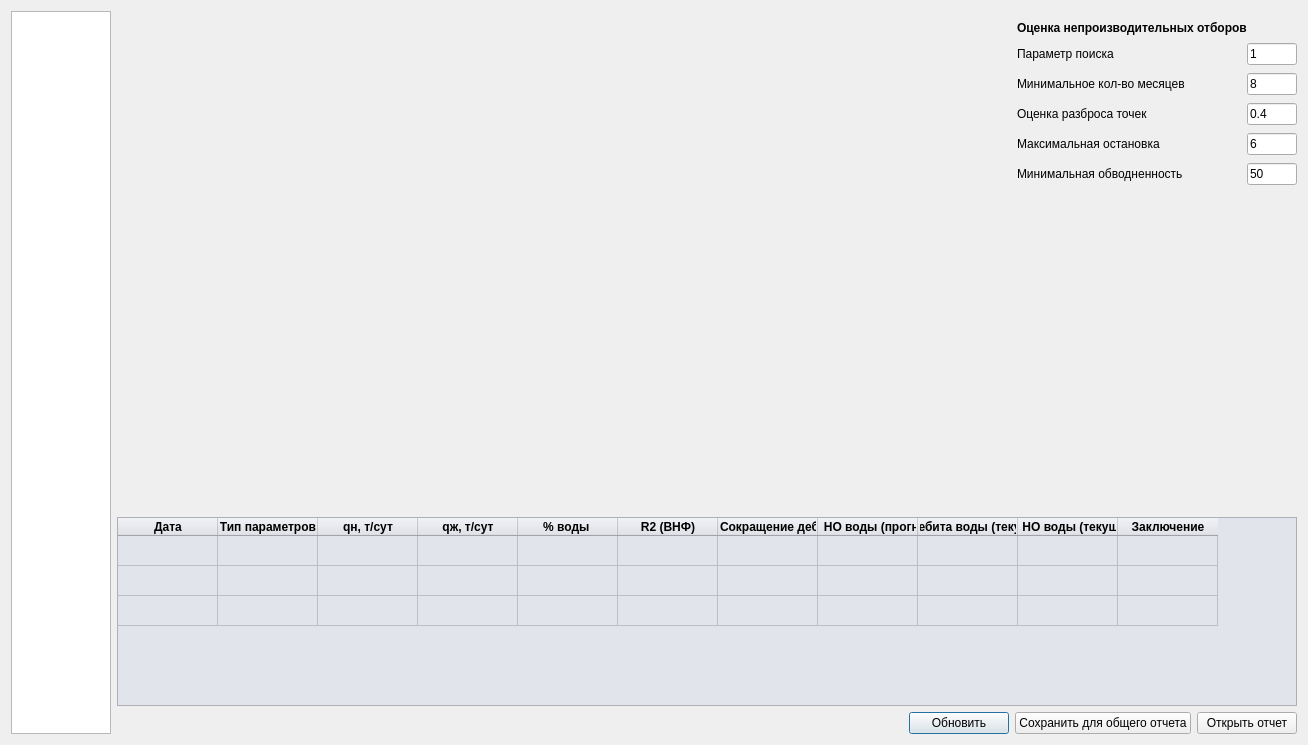
Old version of the form NO.ui in the repository RDrofa/NOIZ.
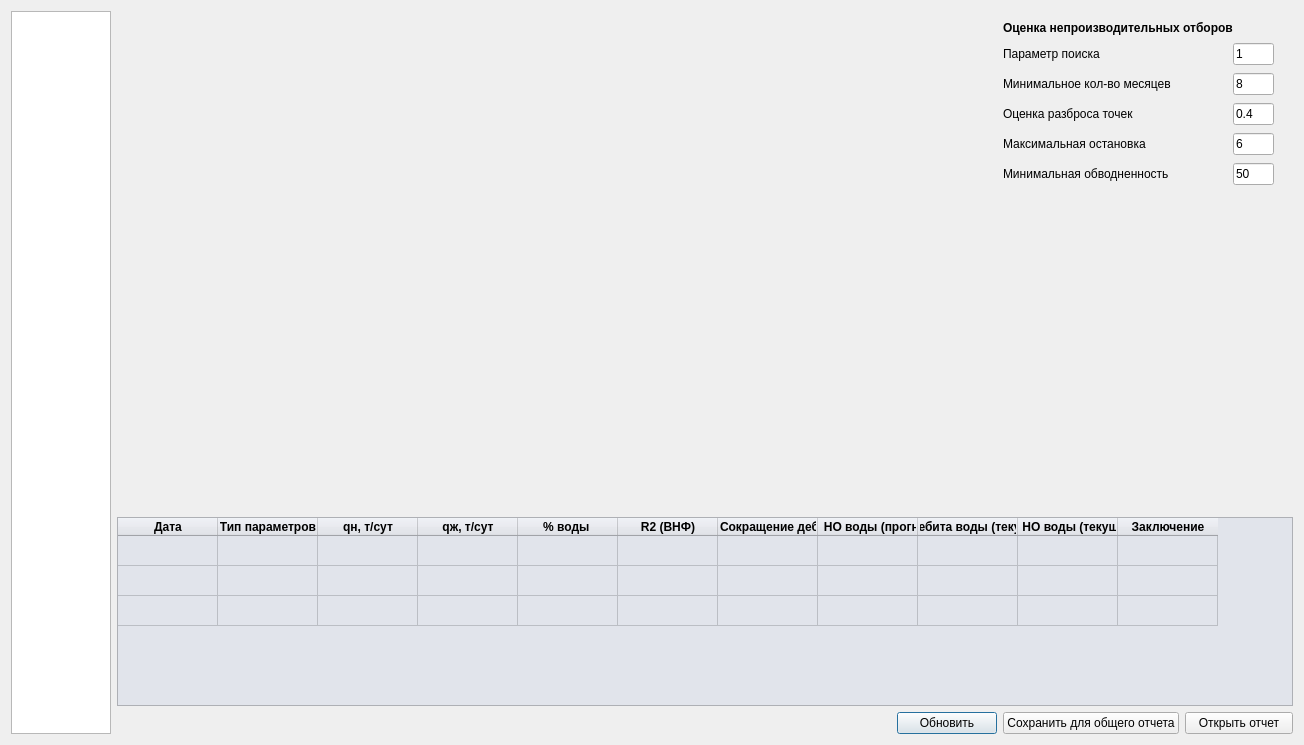
New version of the form. Icons and pictures are not drawn. Custom widgets are drawn as their Qt base class.

Patch:
```diff
--- a/NO.ui
+++ b/NO.ui
@@ -6,7 +6,7 @@
    <rect>
     <x>0</x>
     <y>0</y>
-    <width>1308</width>
+    <width>1304</width>
     <height>745</height>
    </rect>
   </property>
@@ -91,9 +91,9 @@
            <widget class="QWidget" name="formLayoutWidget">
             <property name="geometry">
              <rect>
-              <x>20</x>
+              <x>10</x>
               <y>10</y>
-              <width>291</width>
+              <width>281</width>
               <height>311</height>
              </rect>
             </property>
@@ -104,6 +104,9 @@
              <property name="verticalSpacing">
               <number>8</number>
              </property>
+             <property name="rightMargin">
+              <number>10</number>
+             </property>
              <item row="0" column="0">
               <widget class="QLabel" name="label_10">
                <property name="font">
@@ -482,7 +485,7 @@
           <widget class="QPushButton" name="But_NOCalc">
            <property name="minimumSize">
             <size>
-             <width>160</width>
+             <width>166</width>
              <height>0</height>
             </size>
            </property>
@@ -501,7 +504,7 @@
           <widget class="QPushButton" name="But_open_NO">
            <property name="minimumSize">
             <size>
-             <width>100</width>
+             <width>108</width>
              <height>0</height>
             </size>
            </property>
```
